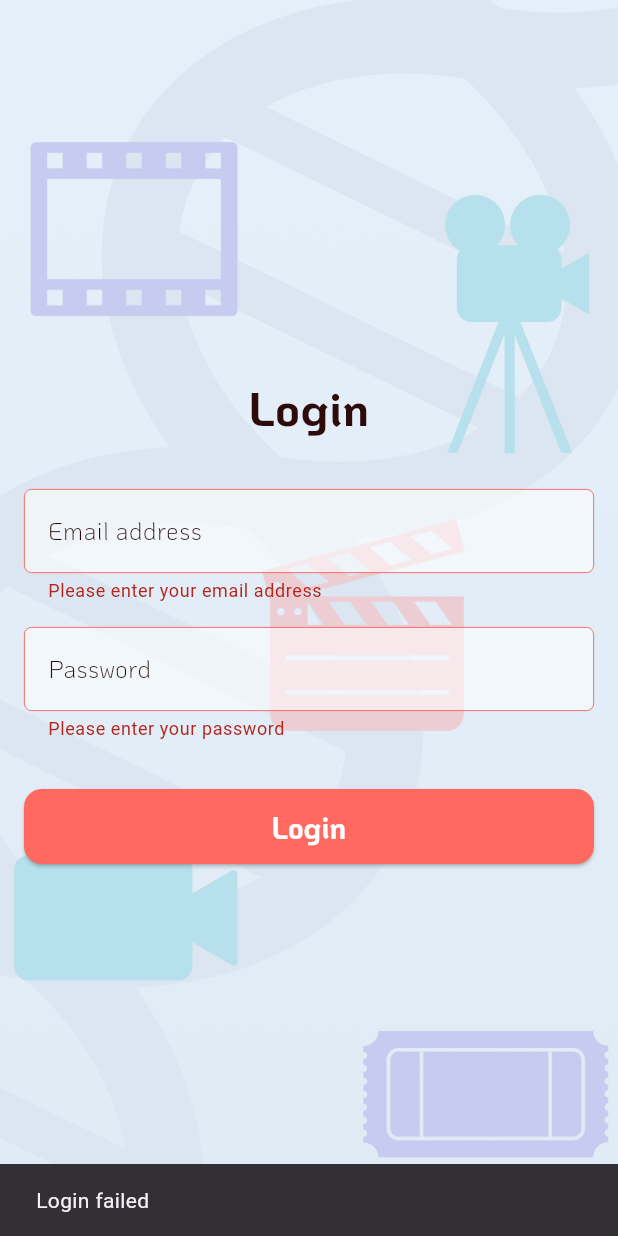
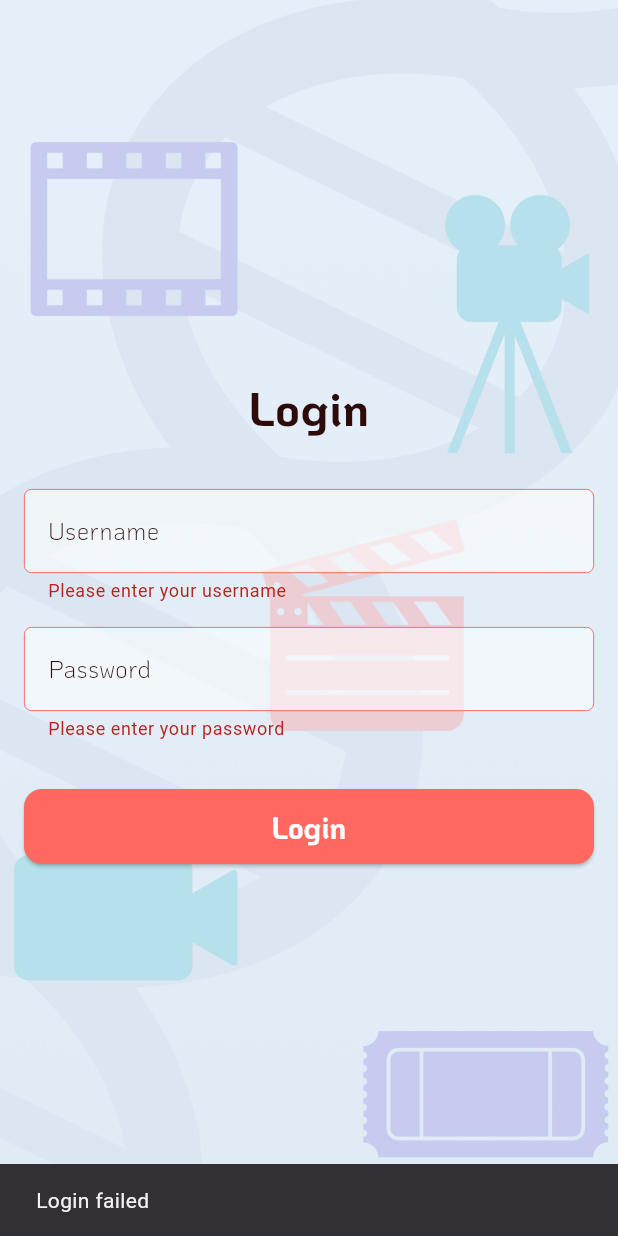
Before and after one commit to jozsefjagicza/piller, a Flutter app: the screen it shows after launch, after a tap on "Login", on a phone screen of 412 x 824 dp. Run offline on Flutter 3.47's test engine with Material 3 defaults, Android fonts, the phone set to English and light mode, and no system bars; our stand-ins replace easy_localization, get_it.

Commit message:
add progressindicator to login

```diff
--- a/assets/translations/en.json
+++ b/assets/translations/en.json
@@ -4,11 +4,10 @@
   "applicant_name": "Jozsef Jagicza",
 
   "login_title": "Login",
-  "login_email": "Email address",
+  "login_username": "Username",
   "login_password": "Password",
-  "login_validate_empty_email": "Please enter your email address",
-  "login_validate": "Invalid email or password",
-  "login_validate_email_format": "Please enter a valid email address",
+  "login_validate_empty_username": "Please enter your username",
+  "login_validate": "Invalid username or password",
   "login_validate_empty_password": "Please enter your password",
   "login_validate_short_password": "The password must be at least 6 characters long",
   "login_failed": "Login failed",
--- a/assets/translations/hu.json
+++ b/assets/translations/hu.json
@@ -4,11 +4,10 @@
   "applicant_name": "Jagicza József",
 
   "login_title": "Bejelentkezés",
-  "login_email": "E-mail cím",
+  "login_username": "Felhasználónév",
   "login_password": "Jelszó",
-  "login_validate_empty_email": "Kérjük, adja meg az e-mail címét",
-  "login_validate": "Hibás email cím vagy jelszó",
-  "login_validate_email_format": "Kérjük, adjon meg egy érvényes e-mail címet",
+  "login_validate_empty_username": "Kérjük, adja meg a felhasználónevét",
+  "login_validate": "Hibás felhasználónév vagy jelszó",
   "login_validate_empty_password": "Kérjük, adja meg a jelszavát",
   "login_validate_short_password": "A jelszónak legalább 6 karakter hosszúnak kell lennie",
   "login_failed": "Hiba a bejelentkezés során",
--- a/lib/feature/authentication/login_screen.dart
+++ b/lib/feature/authentication/login_screen.dart
@@ -28,13 +28,13 @@ class LoginScreen extends StatelessWidget {
                       Text('login_title'.tr(), style: AppTextStyles.headline),
                       SizedBox(height: UIConstants.largePadding),
                       TextFormField(
-                        controller: authProvider.emailController,
+                        controller: authProvider.usernameController,
                         keyboardType: TextInputType.emailAddress,
-                        focusNode: authProvider.emailFocusNode,
+                        focusNode: authProvider.usernameFocusNode,
                         decoration: InputDecorations.customInputDecoration(
-                          labelText: 'login_email'.tr(),
+                          labelText: 'login_username'.tr(),
                         ),
-                        validator: (value) => authProvider.validateEmail(value),
+                        validator: (value) => authProvider.validateUsername(value),
                         autovalidateMode: AutovalidateMode.onUserInteraction,
                       ),
                       SizedBox(height: UIConstants.defaultPadding),
@@ -49,6 +49,7 @@ class LoginScreen extends StatelessWidget {
                       SizedBox(height: UIConstants.largePadding),
                       ElevatedButton(
                         onPressed: () async {
+                          if (authProvider.isLoading) return;
                           final messenger = ScaffoldMessenger.of(context);
                           await authProvider.login();
                           if (authProvider.isAuthenticated) {
@@ -63,7 +64,9 @@ class LoginScreen extends StatelessWidget {
                           }
                         },
                         style: AppButtonStyles.primary,
-                        child: Text('login_title'.tr()),
+                        child: authProvider.isLoading
+                            ? CircularProgressIndicator()
+                            : Text('login_title'.tr()),
                       ),
                     ],
                   ),
--- a/lib/interactors/auth_interactor.dart
+++ b/lib/interactors/auth_interactor.dart
@@ -1,8 +1,8 @@
 
 class AuthInteractor {
 
-  Future<bool> authenticate(String email, String password) async {
+  Future<bool> authenticate(String username, String password) async {
     await Future.delayed(Duration(seconds: 2));
-    return email == "test@example.com" && password == "password123";
+    return username == "Piller" && password == "PillerPassword";
   }
 }
--- a/lib/providers/auth_provider.dart
+++ b/lib/providers/auth_provider.dart
@@ -1,27 +1,30 @@
-
 import 'package:easy_localization/easy_localization.dart';
 import 'package:flutter/material.dart';
 import 'package:piller/di/service_locator.dart';
 import 'package:piller/interactors/auth_interactor.dart';
 
 class AuthProvider with ChangeNotifier {
-  final AuthInteractor _authInteractor =  locator<AuthInteractor>();
-  final TextEditingController emailController = TextEditingController();
+  final AuthInteractor _authInteractor = locator<AuthInteractor>();
+  final TextEditingController usernameController = TextEditingController();
   final TextEditingController passwordController = TextEditingController();
-  final FocusNode emailFocusNode = FocusNode();
+  final FocusNode usernameFocusNode = FocusNode();
   String? _errorText;
   bool _isAuthenticated = false;
+  bool _isLoading = false;
   GlobalKey<FormState> formKey = GlobalKey<FormState>();
 
   bool get isAuthenticated => _isAuthenticated;
+
   String? get errorText => _errorText;
 
+  bool get isLoading => _isLoading;
+
   AuthProvider() {
-    emailFocusNode.addListener(_onFocusChange);
+    usernameFocusNode.addListener(_onFocusChange);
   }
 
   void _onFocusChange() {
-    if (!emailFocusNode.hasFocus) {
+    if (!usernameFocusNode.hasFocus) {
       _errorText = null;
       notifyListeners();
     }
@@ -29,10 +32,16 @@ class AuthProvider with ChangeNotifier {
 
   Future<void> login() async {
     if (formKey.currentState!.validate()) {
+      _isLoading = true;
+      notifyListeners();
+
       bool result = await _authInteractor.authenticate(
-        emailController.text,
+        usernameController.text,
         passwordController.text,
       );
+
+      _isLoading = false;
+      notifyListeners();
 
       if (result) {
         _isAuthenticated = true;
@@ -44,13 +53,9 @@ class AuthProvider with ChangeNotifier {
     }
   }
 
-  String? validateEmail(String? value) {
+  String? validateUsername(String? value) {
     if (value == null || value.isEmpty) {
-      _errorText = 'login_validate_empty_email'.tr();
-      return _errorText;
-    }
-    if (!RegExp(r"^[a-zA-Z0-9._%+-]+@[a-zA-Z0-9.-]+\.[a-zA-Z]{2,}").hasMatch(value)) {
-      _errorText = 'login_validate_email_format'.tr();
+      _errorText = 'login_validate_empty_username'.tr();
       return _errorText;
     }
     return null;
@@ -75,12 +80,4 @@ class AuthProvider with ChangeNotifier {
       Navigator.pushReplacementNamed(context, '/home');
     }
   }
-
-  @override
-  void dispose() {
-    emailController.dispose();
-    passwordController.dispose();
-    emailFocusNode.dispose();
-    super.dispose();
-  }
 }
```
